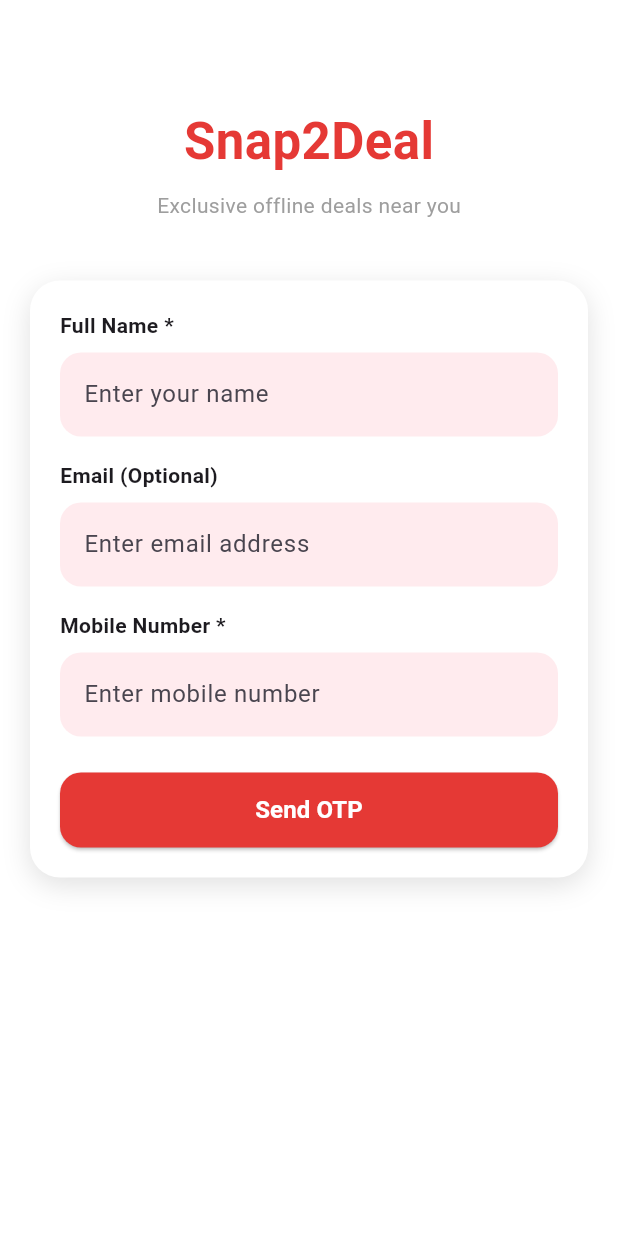
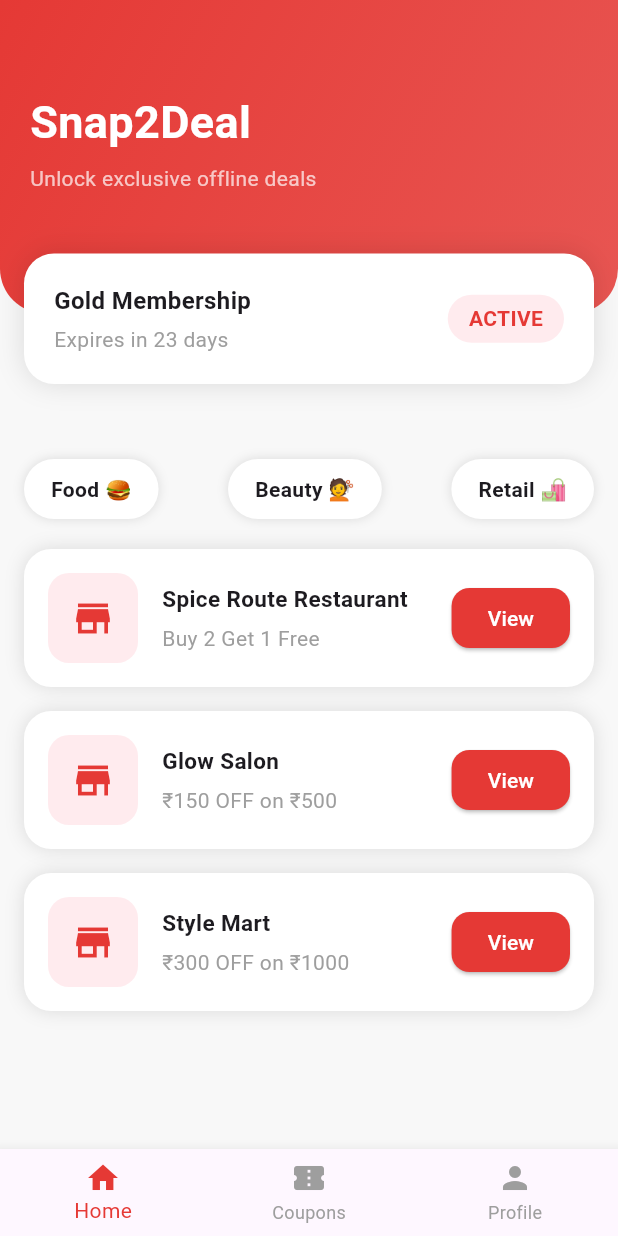
Before and after one commit to kalpdoshii/Snap2Deal, a Flutter app: the screen it shows after launch, on a phone screen of 412 x 824 dp. Run offline on Flutter 3.47's test engine with Material 3 defaults, Android fonts, the phone set to English and light mode, and no system bars; our stand-ins replace shared_preferences; missing offline and left inert: mobile_scanner.

Commit message:
Day 12: Red-white advanced Home screen UI

```diff
--- a/snap2deal_app/lib/main.dart
+++ b/snap2deal_app/lib/main.dart
@@ -1,4 +1,5 @@
 import 'package:flutter/material.dart';
+import 'package:snap2deal_app/screens/home/home_screen_red.dart';
 import 'core/theme/app_theme.dart';
 import 'screens/auth/login_screen.dart';
 import 'screens/home/home_screen_v2.dart';
@@ -19,7 +20,7 @@ class Snap2DealApp extends StatelessWidget {
       debugShowCheckedModeBanner: false,
       title: 'Snap2Deal',
       theme: AppTheme.lightTheme,
-      home: const SplashScreen(),
+      home: const HomeScreenRed(),
     );
   }
 }
--- /dev/null
+++ b/snap2deal_app/lib/screens/home/home_screen_red.dart
@@ -0,0 +1,285 @@
+import 'package:flutter/material.dart';
+import '../../core/theme/red_theme.dart';
+import '../profile/profile_screen.dart';
+import '../home/coupon_list_screen.dart';
+
+class HomeScreenRed extends StatelessWidget {
+  const HomeScreenRed({super.key});
+
+  @override
+  Widget build(BuildContext context) {
+    return Scaffold(
+      backgroundColor: const Color(0xFFF8F8F8),
+
+      // 🔻 Bottom Navigation
+      bottomNavigationBar: BottomNavigationBar(
+        currentIndex: 0,
+        selectedItemColor: RedTheme.primaryRed,
+        unselectedItemColor: Colors.grey,
+        items: const [
+          BottomNavigationBarItem(
+              icon: Icon(Icons.home), label: "Home"),
+          BottomNavigationBarItem(
+              icon: Icon(Icons.confirmation_number), label: "Coupons"),
+          BottomNavigationBarItem(
+              icon: Icon(Icons.person), label: "Profile"),
+        ],
+        onTap: (index) {
+          if (index == 1) {
+            Navigator.push(
+              context,
+              MaterialPageRoute(builder: (_) => const CouponListScreen()),
+            );
+          }
+          if (index == 2) {
+            Navigator.push(
+              context,
+              MaterialPageRoute(builder: (_) => const ProfileScreen()),
+            );
+          }
+        },
+      ),
+
+      body: SingleChildScrollView(
+        child: Column(
+          children: [
+            // 🔴 HERO HEADER
+            Container(
+              width: double.infinity,
+              padding: const EdgeInsets.fromLTRB(20, 60, 20, 80),
+              decoration: BoxDecoration(
+                gradient: LinearGradient(
+                  colors: [
+                    RedTheme.primaryRed,
+                    RedTheme.primaryRed.withOpacity(0.85),
+                  ],
+                  begin: Alignment.topLeft,
+                  end: Alignment.bottomRight,
+                ),
+                borderRadius: const BorderRadius.only(
+                  bottomLeft: Radius.circular(30),
+                  bottomRight: Radius.circular(30),
+                ),
+              ),
+              child: Column(
+                crossAxisAlignment: CrossAxisAlignment.start,
+                children: const [
+                  Text(
+                    "Snap2Deal",
+                    style: TextStyle(
+                      color: Colors.white,
+                      fontSize: 30,
+                      fontWeight: FontWeight.bold,
+                    ),
+                  ),
+                  SizedBox(height: 6),
+                  Text(
+                    "Unlock exclusive offline deals",
+                    style: TextStyle(color: Colors.white70),
+                  ),
+                ],
+              ),
+            ),
+
+            // ⭐ MEMBERSHIP CARD (FLOATING)
+            Transform.translate(
+              offset: const Offset(0, -40),
+              child: Padding(
+                padding: const EdgeInsets.symmetric(horizontal: 16),
+                child: Container(
+                  padding: const EdgeInsets.all(20),
+                  decoration: BoxDecoration(
+                    color: Colors.white,
+                    borderRadius: BorderRadius.circular(20),
+                    boxShadow: const [
+                      BoxShadow(
+                        color: Colors.black12,
+                        blurRadius: 15,
+                      ),
+                    ],
+                  ),
+                  child: Row(
+                    mainAxisAlignment: MainAxisAlignment.spaceBetween,
+                    children: [
+                      Column(
+                        crossAxisAlignment: CrossAxisAlignment.start,
+                        children: const [
+                          Text(
+                            "Gold Membership",
+                            style: TextStyle(
+                                fontSize: 16,
+                                fontWeight: FontWeight.bold),
+                          ),
+                          SizedBox(height: 4),
+                          Text("Expires in 23 days",
+                              style: TextStyle(color: Colors.grey)),
+                        ],
+                      ),
+                      Container(
+                        padding: const EdgeInsets.symmetric(
+                            horizontal: 14, vertical: 6),
+                        decoration: BoxDecoration(
+                          color: RedTheme.lightRed,
+                          borderRadius: BorderRadius.circular(20),
+                        ),
+                        child: const Text(
+                          "ACTIVE",
+                          style: TextStyle(
+                            color: RedTheme.primaryRed,
+                            fontWeight: FontWeight.bold,
+                          ),
+                        ),
+                      ),
+                    ],
+                  ),
+                ),
+              ),
+            ),
+
+            const SizedBox(height: 10),
+
+            // 🧩 CATEGORIES
+            Padding(
+              padding: const EdgeInsets.symmetric(horizontal: 16),
+              child: Row(
+                mainAxisAlignment: MainAxisAlignment.spaceBetween,
+                children: const [
+                  CategoryPill(label: "Food 🍔"),
+                  CategoryPill(label: "Beauty 💇"),
+                  CategoryPill(label: "Retail 🛍️"),
+                ],
+              ),
+            ),
+
+            const SizedBox(height: 20),
+
+            // 🏪 OFFERS
+            Padding(
+              padding: const EdgeInsets.symmetric(horizontal: 16),
+              child: Column(
+                children: const [
+                  OfferCard(
+                    shop: "Spice Route Restaurant",
+                    offer: "Buy 2 Get 1 Free",
+                  ),
+                  OfferCard(
+                    shop: "Glow Salon",
+                    offer: "₹150 OFF on ₹500",
+                  ),
+                  OfferCard(
+                    shop: "Style Mart",
+                    offer: "₹300 OFF on ₹1000",
+                  ),
+                ],
+              ),
+            ),
+
+            const SizedBox(height: 30),
+          ],
+        ),
+      ),
+    );
+  }
+}
+
+// 🔹 CATEGORY PILL
+class CategoryPill extends StatelessWidget {
+  final String label;
+  const CategoryPill({required this.label, super.key});
+
+  @override
+  Widget build(BuildContext context) {
+    return Container(
+      padding: const EdgeInsets.symmetric(horizontal: 18, vertical: 10),
+      decoration: BoxDecoration(
+        color: Colors.white,
+        borderRadius: BorderRadius.circular(30),
+        boxShadow: const [
+          BoxShadow(color: Colors.black12, blurRadius: 6),
+        ],
+      ),
+      child: Text(
+        label,
+        style: const TextStyle(fontWeight: FontWeight.w600),
+      ),
+    );
+  }
+}
+
+// 🔹 OFFER CARD
+class OfferCard extends StatelessWidget {
+  final String shop;
+  final String offer;
+
+  const OfferCard({
+    required this.shop,
+    required this.offer,
+    super.key,
+  });
+
+  @override
+  Widget build(BuildContext context) {
+    return Container(
+      margin: const EdgeInsets.only(bottom: 16),
+      padding: const EdgeInsets.all(16),
+      decoration: BoxDecoration(
+        color: Colors.white,
+        borderRadius: BorderRadius.circular(18),
+        boxShadow: const [
+          BoxShadow(color: Colors.black12, blurRadius: 10),
+        ],
+      ),
+      child: Row(
+        children: [
+          Container(
+            height: 60,
+            width: 60,
+            decoration: BoxDecoration(
+              color: RedTheme.lightRed,
+              borderRadius: BorderRadius.circular(14),
+            ),
+            child: const Icon(Icons.store,
+                color: RedTheme.primaryRed, size: 30),
+          ),
+          const SizedBox(width: 16),
+          Expanded(
+            child: Column(
+              crossAxisAlignment: CrossAxisAlignment.start,
+              children: [
+                Text(
+                  shop,
+                  style: const TextStyle(
+                      fontWeight: FontWeight.bold, fontSize: 15),
+                ),
+                const SizedBox(height: 6),
+                Text(
+                  offer,
+                  style: const TextStyle(color: Colors.grey),
+                ),
+              ],
+            ),
+          ),
+          ElevatedButton(
+            style: ElevatedButton.styleFrom(
+              backgroundColor: RedTheme.primaryRed,
+              shape: RoundedRectangleBorder(
+                borderRadius: BorderRadius.circular(12),
+              ),
+            ),
+            onPressed: () {
+              Navigator.push(
+                context,
+                MaterialPageRoute(
+                    builder: (_) => const CouponListScreen()),
+              );
+            },
+            child: const Text(
+              "View",
+              style: TextStyle(color: Colors.white),
+            ),
+          ),
+        ],
+      ),
+    );
+  }
+}
```
Also changed, not shown: snap2deal_app/lib/screens/auth/home_screen.dart (added).
